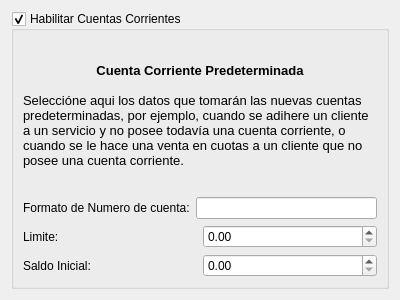
This is trunk/plugins/CtaCte/FormPrefCtaCteBase.ui in chungote/gestotux as Qt 5 draws it before an edit. The edited form follows.
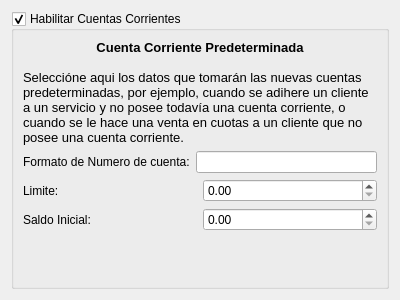
This is the edited form.

Commit message: - Mejorada logica de inicio de base de datos. - Mejorados formularios de preferencias. - Movida toda la logica de factura al modelo. - Mejorado el icono de caja.

```diff
--- a/trunk/plugins/CtaCte/FormPrefCtaCteBase.ui
+++ b/trunk/plugins/CtaCte/FormPrefCtaCteBase.ui
@@ -90,6 +90,19 @@
         </item>
        </layout>
       </item>
+      <item>
+       <spacer name="verticalSpacer">
+        <property name="orientation">
+         <enum>Qt::Vertical</enum>
+        </property>
+        <property name="sizeHint" stdset="0">
+         <size>
+          <width>20</width>
+          <height>40</height>
+         </size>
+        </property>
+       </spacer>
+      </item>
      </layout>
     </widget>
    </item>
```
The commit also changes 12 other files.
